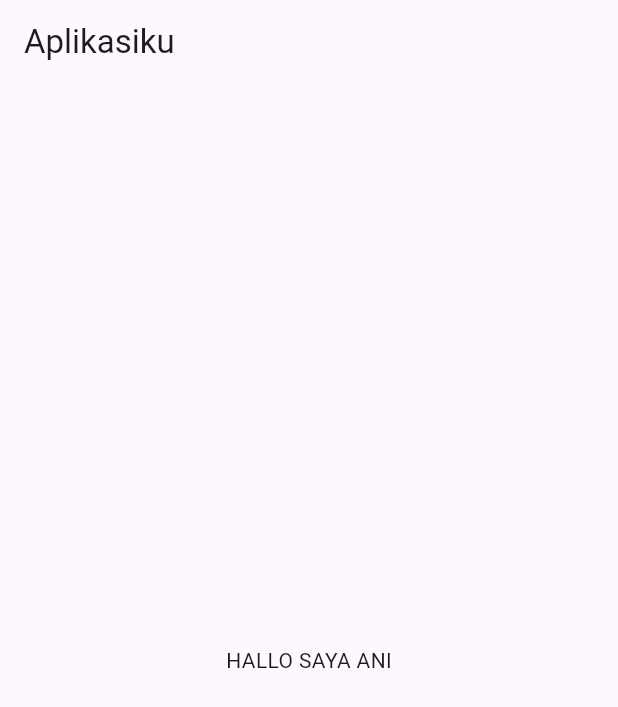
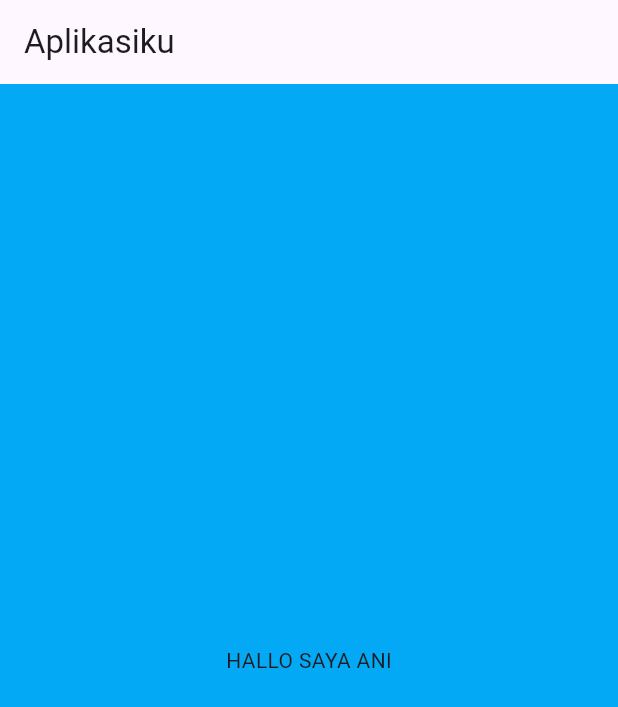
Before and after one commit to AniKusuma/flutterwidget, a Flutter app: the screen it shows after launch, on a phone screen of 412 x 824 dp. Shown: the top 707 px of the screen. Run offline on Flutter 3.47's test engine with Material 3 defaults, Android fonts, the phone set to English and light mode, and no system bars.

Commit message:
background color

```diff
--- a/lib/main.dart
+++ b/lib/main.dart
@@ -8,7 +8,9 @@ class MyApp extends StatelessWidget {
   @override
   Widget build(BuildContext context) {
     return MaterialApp(
+        debugShowCheckedModeBanner: false,
         home: Scaffold(
+          backgroundColor: Colors.lightBlue,
           appBar: AppBar(
             title: Text("Aplikasiku"),
           ),
```
Lines whose indentation alone changed are shown as unchanged.
